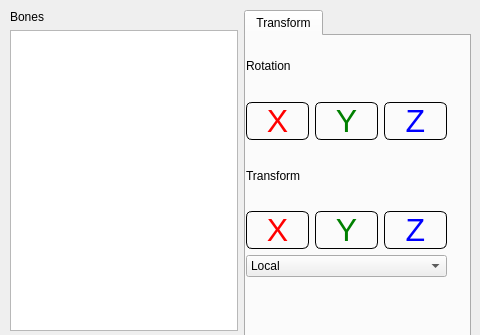
hkrn/MMDAI, file QMA2/TransformWidget.ui: the form before one commit; both pictures show x 0 to 480 and y 0 to 335 of the 480 by 560 pixel window.
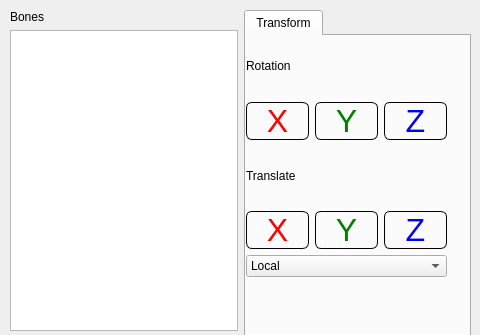
The form after the commit. Custom widgets are drawn as their Qt base class.

Commit message: fixed incorrect translations

```diff
--- a/QMA2/TransformWidget.ui
+++ b/QMA2/TransformWidget.ui
@@ -175,7 +175,7 @@
                 </size>
                </property>
                <property name="text">
-                <string>Transform</string>
+                <string>Translate</string>
                </property>
               </widget>
              </item>
```
The commit also changes 1 other file.
